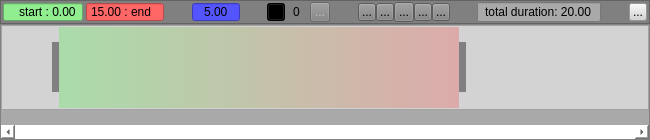
First picture: the form in animtimeline.ui, repository hiergaut/AnimTimeline, before the edit.
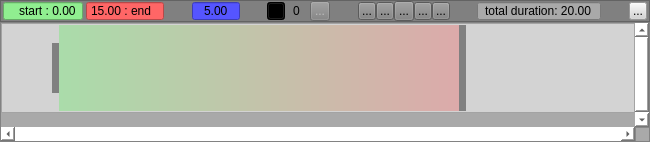
Second picture: the form after the edit. Icons and pictures are not drawn. Custom widgets are drawn as their Qt base class.

What changed in the file:
```diff
--- a/animtimeline.ui
+++ b/animtimeline.ui
@@ -10,11 +10,11 @@
     <x>0</x>
     <y>0</y>
     <width>650</width>
-    <height>140</height>
+    <height>142</height>
    </rect>
   </property>
   <property name="sizePolicy">
-   <sizepolicy hsizetype="Preferred" vsizetype="Maximum">
+   <sizepolicy hsizetype="Preferred" vsizetype="Preferred">
     <horstretch>0</horstretch>
     <verstretch>0</verstretch>
    </sizepolicy>
@@ -22,13 +22,13 @@
   <property name="minimumSize">
    <size>
     <width>650</width>
-    <height>140</height>
+    <height>142</height>
    </size>
   </property>
   <property name="maximumSize">
    <size>
     <width>16777215</width>
-    <height>140</height>
+    <height>16777215</height>
    </size>
   </property>
   <property name="sizeIncrement">
@@ -610,6 +610,9 @@
      <property name="frameShadow">
       <enum>QFrame::Sunken</enum>
      </property>
+     <property name="verticalScrollBarPolicy">
+      <enum>Qt::ScrollBarAsNeeded</enum>
+     </property>
      <property name="horizontalScrollBarPolicy">
       <enum>Qt::ScrollBarAlwaysOn</enum>
      </property>
@@ -622,7 +625,7 @@
         <x>0</x>
         <y>0</y>
         <width>648</width>
-        <height>103</height>
+        <height>105</height>
        </rect>
       </property>
       <property name="sizePolicy">
@@ -816,7 +819,7 @@
             <property name="minimumSize">
              <size>
               <width>0</width>
-              <height>50</height>
+              <height>86</height>
              </size>
             </property>
             <property name="cursor">
```
Left out of the diff: 27 changed lines with no effect on the pictures.
